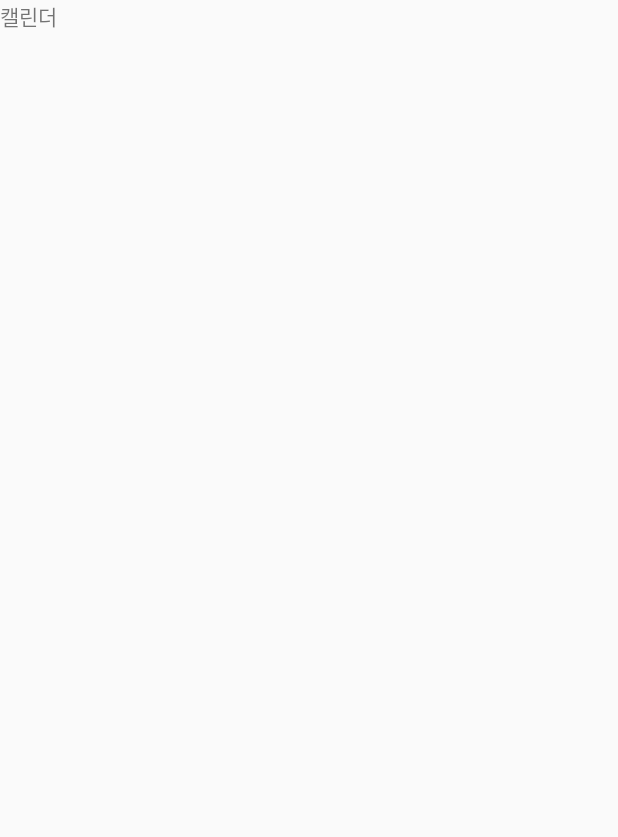
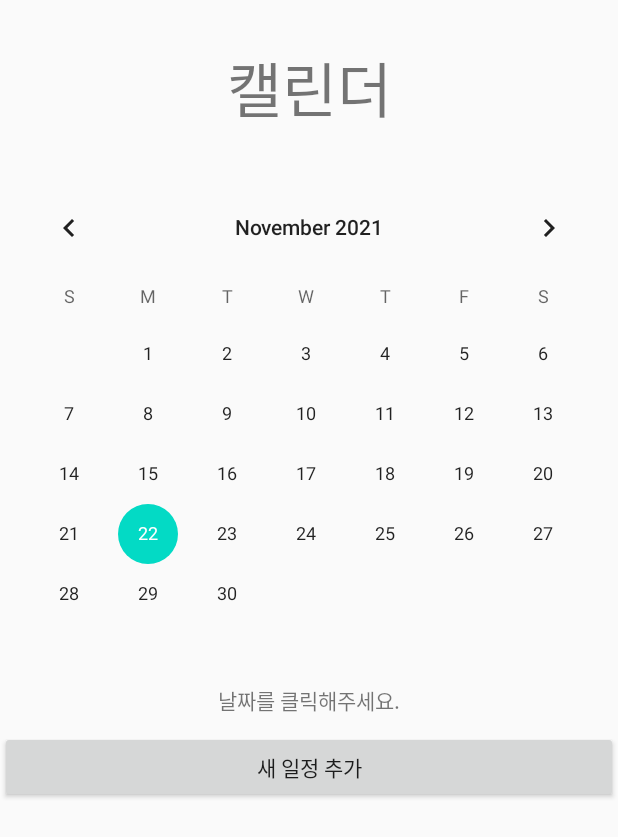
Before and after one commit to ChoiSenn/Hongong, an Android app: the calendar screen opened directly, with no data from a screen before it, on a phone screen of 412 x 824 dp. Before the commit the part shown is almost empty. Shown: the top 837 px of the screen. Run offline under Robolectric (Android 15) with nearby library versions, the phone set to English and light mode, and no system bars.

Commit message:
calendar

```diff
--- a/Hongong/app/src/main/AndroidManifest.xml
+++ b/Hongong/app/src/main/AndroidManifest.xml
@@ -22,6 +22,7 @@
         <activity android:name=".mydesk"/>
         <activity android:name=".statistics"/>
         <activity android:name=".timer"/>
+        <activity android:name=".todolist"/>
         <activity android:name=".search">
             <intent-filter>
                 <action android:name="android.intent.action.MAIN"/>
--- a/Hongong/app/src/main/java/com/example/hongong/calendar.java
+++ b/Hongong/app/src/main/java/com/example/hongong/calendar.java
@@ -1,12 +1,51 @@
 package com.example.hongong;
 
+import android.content.Intent;
 import android.os.Bundle;
+import android.view.Menu;
+import android.view.MenuInflater;
+import android.view.MenuItem;
+import android.view.View;
+import android.widget.Button;
+import android.widget.CalendarView;
+import android.widget.TextView;
+import android.widget.Toast;
+
+import androidx.annotation.NonNull;
 
 public class calendar extends MainActivity{
+    CalendarView cv;
+    TextView date;
+    Button todoadd;
+    static String d;
 
     @Override
     protected void onCreate(Bundle savedInstanceState) {
         super.onCreate(savedInstanceState);
         setContentView(R.layout.calendar);
+
+        cv = (CalendarView) findViewById(R.id.cv);
+        date = (TextView) findViewById(R.id.date);
+        todoadd = (Button) findViewById(R.id.todoadd);
+
+        cv.setOnDateChangeListener(new CalendarView.OnDateChangeListener() {  // 캘린더뷰에서 날짜 클릭하면 해당 날짜 선택
+            @Override
+            public void onSelectedDayChange(@NonNull CalendarView calendarView, int year, int month, int day) {
+                d = year + "/" + (month + 1) + "/" + day;
+                date.setText(d);
+            }
+        });
+
+        todoadd.setOnClickListener(new View.OnClickListener() {
+            @Override
+            public void onClick(View view) {
+                Intent intent = new Intent(getApplicationContext(), todolist.class);
+                Toast.makeText(getApplicationContext(), d, Toast.LENGTH_LONG).show();
+                intent.putExtra("selectedDate", d);
+                startActivity(intent);
+            }
+        });
+
+
     }
 }
--- a/Hongong/app/src/main/res/layout/calendar.xml
+++ b/Hongong/app/src/main/res/layout/calendar.xml
@@ -3,9 +3,45 @@
     android:orientation="vertical" android:layout_width="match_parent"
     android:layout_height="match_parent">
 
-    <TextView
-        android:id="@+id/textView3"
+    <LinearLayout
         android:layout_width="match_parent"
-        android:layout_height="wrap_content"
-        android:text="캘린더" />
+        android:layout_height="match_parent"
+        android:layout_weight="6"
+        android:orientation="horizontal">
+
+        <TextView
+            android:id="@+id/textView3"
+            android:layout_width="match_parent"
+            android:layout_height="match_parent"
+            android:gravity="center"
+            android:text="캘린더"
+            android:textSize="40sp" />
+    </LinearLayout>
+
+    <LinearLayout
+        android:layout_width="match_parent"
+        android:layout_height="match_parent"
+        android:layout_weight="1"
+        android:orientation="vertical">
+
+        <CalendarView
+            android:id="@+id/cv"
+            android:layout_width="match_parent"
+            android:layout_height="wrap_content" />
+
+        <TextView
+            android:id="@+id/date"
+            android:layout_width="match_parent"
+            android:layout_height="wrap_content"
+            android:gravity="center"
+            android:text="날짜를 클릭해주세요." />
+
+        <Button
+            android:id="@+id/todoadd"
+            android:layout_width="match_parent"
+            android:layout_height="wrap_content"
+            android:layout_marginTop="10sp"
+            android:text="새 일정 추가" />
+
+    </LinearLayout>
 </LinearLayout>
--- a/Hongong/build.gradle
+++ b/Hongong/build.gradle
@@ -9,7 +9,7 @@ buildscript {
     }
     dependencies {
         classpath 'com.android.tools.build:gradle:3.6.1'
-
+        classpath 'com.google.gms:google-services:4.3.10'
 
         // NOTE: Do not place your application dependencies here; they belong
         // in the individual module build.gradle files
```
Also changed, not shown: Hongong/app/build.gradle (+7 -1 lines), Hongong/app/src/main/java/com/example/hongong/todolist.java (added, +44 -0 lines), Hongong/app/src/main/res/layout/todolist.xml (added, +47 -0 lines), 1 other file.
